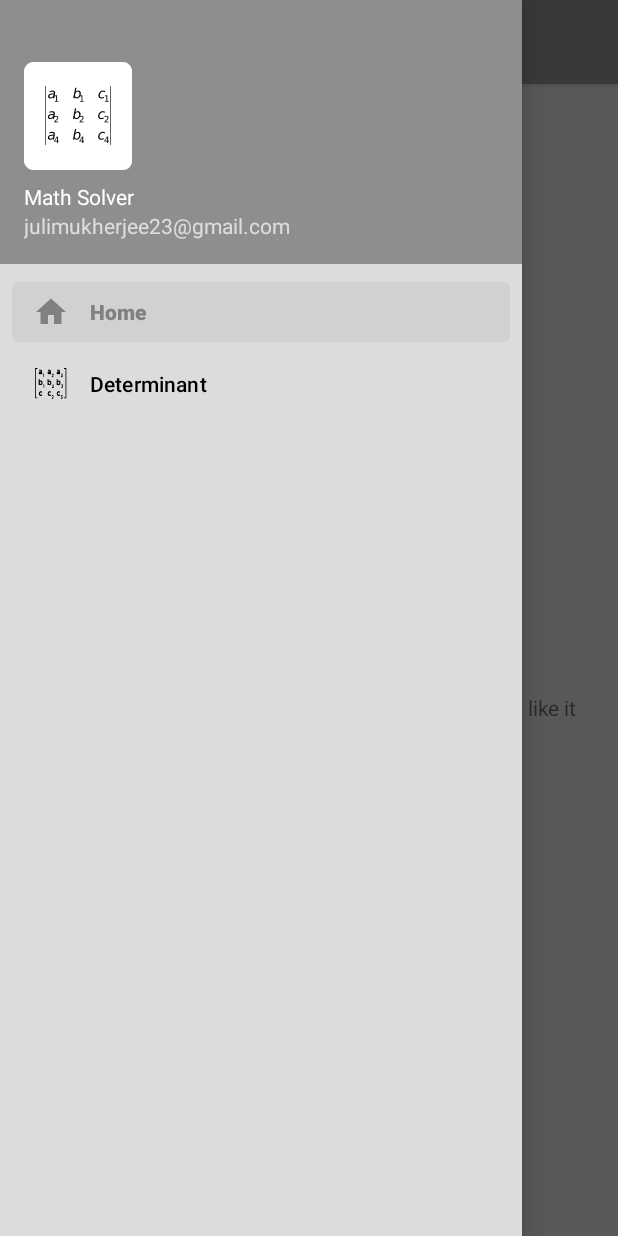
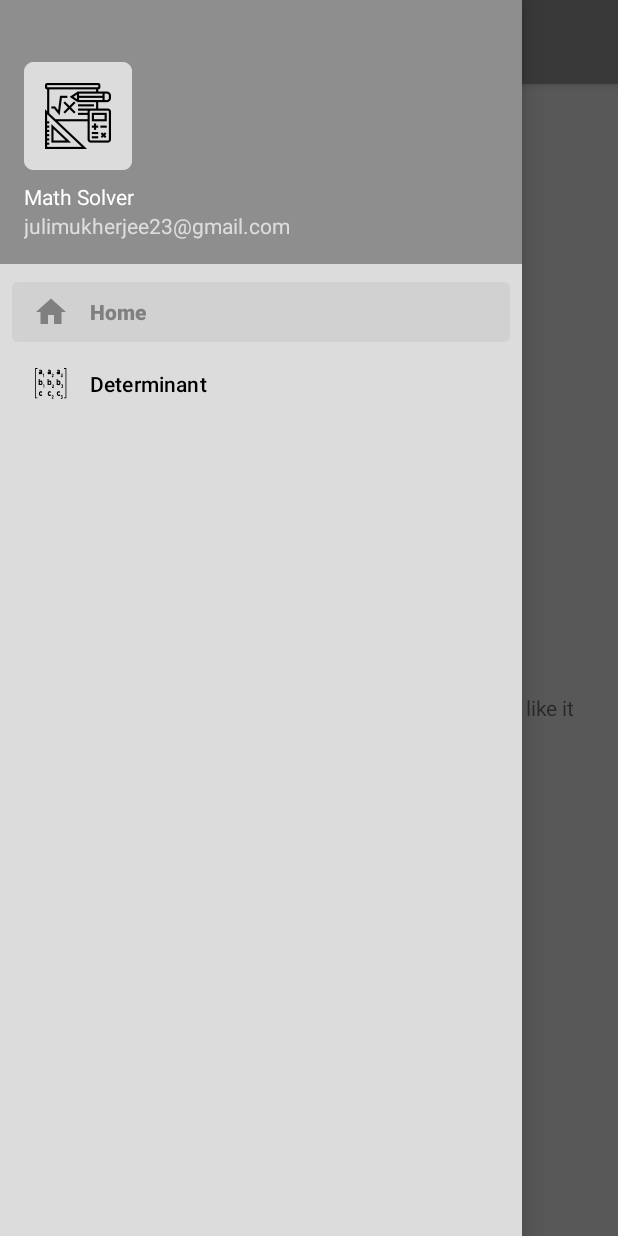
Before and after one commit to Avirup281206/DeterminantSolver, an Android app: the screen it shows after launch (MainActivity), with the side drawer open, on a phone screen of 412 x 824 dp. Run offline under Robolectric (Android 15) with nearby library versions, the phone set to English and light mode, and no system bars.

Commit message:
Changed the app image

```diff
--- a/app/src/main/res/layout/fragment_home.xml
+++ b/app/src/main/res/layout/fragment_home.xml
@@ -9,6 +9,7 @@
         android:layout_height="wrap_content"
         android:layout_centerInParent="true"
         android:text="@string/info"
+        android:padding="16dp"
         android:textAlignment="viewStart" />
 
 </RelativeLayout>
--- a/app/src/main/res/values/app_icon_background.xml
+++ b/app/src/main/res/values/app_icon_background.xml
@@ -1,4 +1,4 @@
 <?xml version="1.0" encoding="utf-8"?>
 <resources>
-    <color name="app_icon_background">#FFFFFF</color>
+    <color name="app_icon_background">#DCDCDC</color>
 </resources>
--- a/app/src/main/res/values/strings.xml
+++ b/app/src/main/res/values/strings.xml
@@ -14,10 +14,7 @@
     <string name="field_c3_hint">C3</string>
     <string name="field_answer_hint">Answer</string>
     <string name="invalid_input_text">Enter Valid Input!</string>
-    <string name="info">Determinant Solver v0.3\n
-        Author: Avirup Banerjee\n
-        Version: 0.3\n\n
-        This is a Determinant Solver made by me. Hope you like it</string>
+    <string name="info">Determinant Solver v0.3\nAuthor: Avirup Banerjee\nVersion: 0.3\n\nThis is a Determinant Solver made by me. Hope you like it</string>
     <string name="invalid_expression_text">Enter Valid Expression!</string>
     <string name="navigation_drawer_open">Open Navigation Drawer</string>
     <string name="navigation_drawer_close">Close Navigation Drawer</string>
```
Also changed, not shown: app/src/main/app_icon-playstore.png, app/src/main/res/mipmap-hdpi/app_icon.png, app/src/main/res/mipmap-hdpi/app_icon_foreground.png, app/src/main/res/mipmap-hdpi/app_icon_round.png, app/src/main/res/mipmap-mdpi/app_icon.png, app/src/main/res/mipmap-mdpi/app_icon_foreground.png, app/src/main/res/mipmap-mdpi/app_icon_round.png, app/src/main/res/mipmap-xhdpi/app_icon.png, app/src/main/res/mipmap-xhdpi/app_icon_foreground.png, app/src/main/res/mipmap-xhdpi/app_icon_round.png, app/src/main/res/mipmap-xxhdpi/app_icon.png, app/src/main/res/mipmap-xxhdpi/app_icon_foreground.png, app/src/main/res/mipmap-xxhdpi/app_icon_round.png, app/src/main/res/mipmap-xxxhdpi/app_icon.png, 2 more files.
